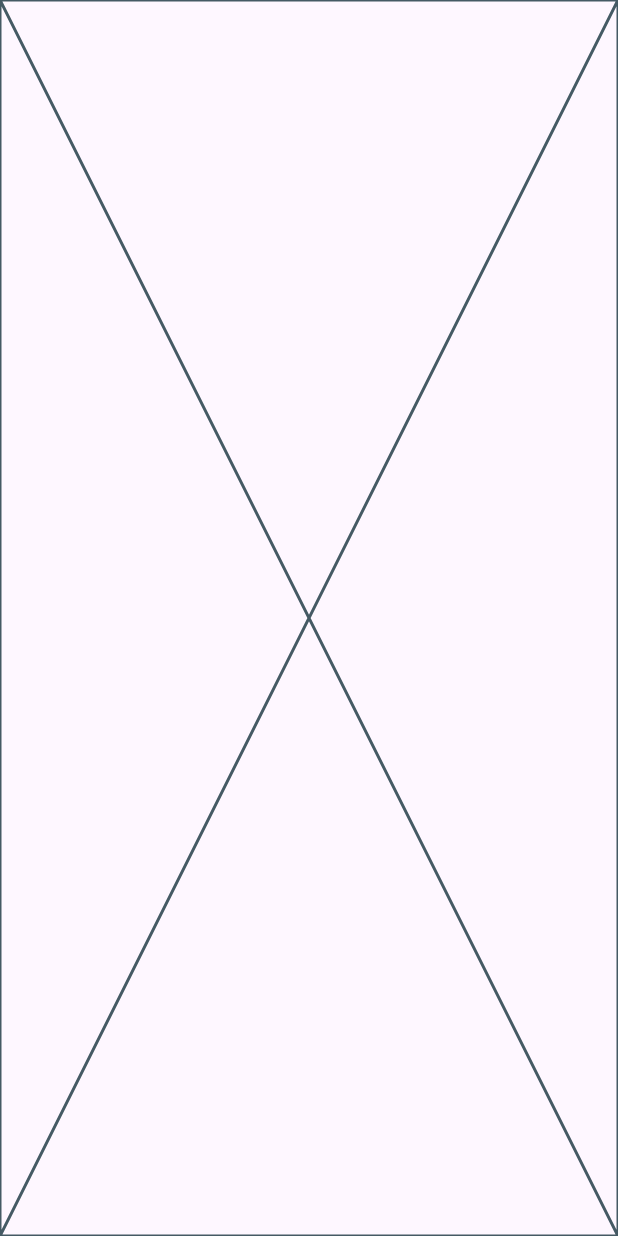
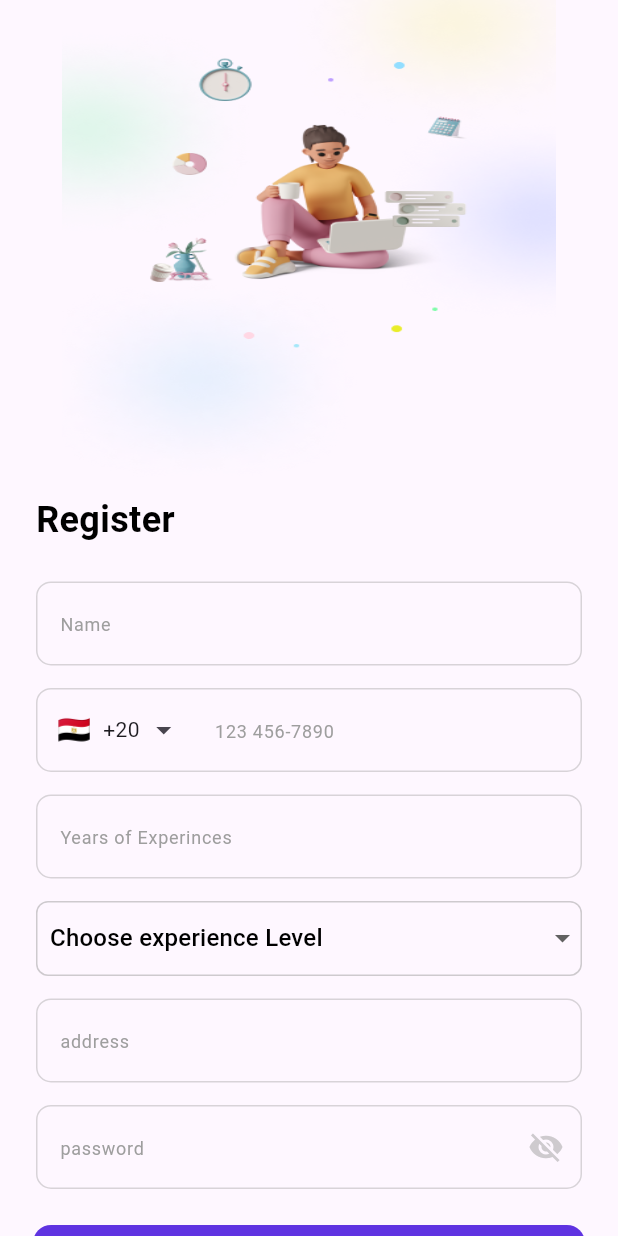
Before and after one commit to amrnooour/todo_task_app, a Flutter app: the screen it shows after launch, after a tap on "Let’s Start", after a tap on "Sign in", after a tap on "Sign Up here", on a phone screen of 412 x 824 dp. Run offline on Flutter 3.47's test engine with Material 3 defaults, Android fonts, the phone set to English and light mode, and no system bars; drawn by our look-alikes of intl_phone_field; our stand-ins replace dartz, dio, flutter_bloc, go_router.

Commit message:
finish auth

```diff
--- a/lib/core/router/app_router.dart
+++ b/lib/core/router/app_router.dart
@@ -6,7 +6,10 @@ import 'package:todo_app/core/services/dio_consumer.dart';
 import 'package:todo_app/features/auth/signin/data/repos/signin_repo.dart';
 import 'package:todo_app/features/auth/signin/presentation/cubit/signin_cubit.dart';
 import 'package:todo_app/features/auth/signin/presentation/views/signin.dart';
+import 'package:todo_app/features/auth/signup/data/repos/signup_repo.dart';
+import 'package:todo_app/features/auth/signup/presentation/cubit/signup_cubit.dart';
 import 'package:todo_app/features/auth/signup/presentation/views/signup.dart';
+import 'package:todo_app/features/home/presentation/views/home.dart';
 import 'package:todo_app/features/onboarding/views/onboarding.dart';
 import 'package:todo_app/features/splash/splash.dart';
 
@@ -17,7 +20,15 @@ final GoRouter router = GoRouter(routes: [
     create: (context) => SigninCubit(SigninRepo(dioConsumer: DioConsumer(dio: Dio()))),
     child: const Signin()),),
   GoRoute(path: RoutesName.onboardingRoute , builder: (context, state) => const Onboarding(),),
-  GoRoute(path: RoutesName.signupRoute , builder: (context, state) => const Signup(),),
+  GoRoute(path: RoutesName.signupRoute , builder: (context, state) => MultiBlocProvider(
+    providers: [
+      BlocProvider(create: (context) => SigninCubit(SigninRepo(dioConsumer: DioConsumer(dio: Dio()))),),
+      BlocProvider(create: (context) => SignupCubit(SignupRepo(dioConsumer: DioConsumer(dio: Dio()))),)
+    ],
+    child: const Signup()),),
+
+  GoRoute(path: RoutesName.home , builder: (context, state) => const Home(),),
+
 
 
 ]);
--- a/lib/core/router/routes_name.dart
+++ b/lib/core/router/routes_name.dart
@@ -1,7 +1,10 @@
+
 abstract class RoutesName {
   static const signinRoute = "/Signin";
   static const onboardingRoute = "/onboarding";
   static const signupRoute = "/Signup";
+  static const home = "/home";
+
 
 
 }
--- a/lib/core/services/end_points.dart
+++ b/lib/core/services/end_points.dart
@@ -1,4 +1,5 @@
 abstract class EndPoints {
   static const baseUrl = "https://todo.iraqsapp.com";
   static const login = "/auth/login";
+  static const register = "/auth/register";
 }
--- a/lib/core/shared_widget/custom_image.dart
+++ b/lib/core/shared_widget/custom_image.dart
@@ -2,12 +2,17 @@ import 'package:flutter/material.dart';
 import 'package:todo_app/core/constants/app_assets.dart';
 
 class CustomImage extends StatelessWidget {
-  const CustomImage({super.key});
+  final double h;
+  final double w;
+  final BoxFit? fit;
+
+
+  const CustomImage({super.key, required this.h,this.fit, required this.w});
 
   @override
   Widget build(BuildContext context) {
     double height = MediaQuery.of(context).size.height;
     double width = MediaQuery.of(context).size.width;
-    return Image.asset(AppAssets.loginImage,height: height*0.6,width: width);
+    return Image.asset(AppAssets.loginImage,height: height*h,width: width*w,fit: fit??BoxFit.none,);
   }
 }
--- a/lib/features/auth/signin/presentation/views/widgets/custom_phone_text_field.dart
+++ b/lib/features/auth/signin/presentation/views/widgets/custom_phone_text_field.dart
@@ -14,7 +14,6 @@ class CustomPhoneTextField extends StatelessWidget {
       child: IntlPhoneField(
         controller: controller,
         onChanged: onChanged,
-        autovalidateMode: AutovalidateMode.disabled,
         decoration: InputDecoration(
           hintText: "123 456-7890",
           hintStyle: const TextStyle(color: Colors.grey,fontSize: 12),
--- a/lib/features/auth/signin/presentation/views/widgets/signin_body.dart
+++ b/lib/features/auth/signin/presentation/views/widgets/signin_body.dart
@@ -1,5 +1,7 @@
 import 'package:flutter/material.dart';
 import 'package:flutter_bloc/flutter_bloc.dart';
+import 'package:todo_app/core/router/navigation.dart';
+import 'package:todo_app/core/router/routes_name.dart';
 import 'package:todo_app/core/shared_widget/custom_button.dart';
 import 'package:todo_app/core/shared_widget/custom_image.dart';
 import 'package:todo_app/core/theme/app_styles.dart';
@@ -15,11 +17,12 @@ class SigninBody extends StatelessWidget {
   @override
   Widget build(BuildContext context) {
     SigninCubit cubit = context.read();
+    var key = GlobalKey<FormState>();
     return SingleChildScrollView(
       child: BlocConsumer<SigninCubit,SigninStates>(
         listener: (context, state) {
           if (state is SuccessSignin) {
-                  //customReplacementNavigate(context, RoutesNames.home);
+                  customReplacementNavigation(context, RoutesName.home);
                   const Text("Success");
                 } else if (state is FailureSignin) {
                   var snackbar = SnackBar(
@@ -30,10 +33,12 @@ class SigninBody extends StatelessWidget {
                 }
         },
         builder: (context, state) {
-          return Column(
+          return Form(
+            key: key,
+            child: Column(
             crossAxisAlignment: CrossAxisAlignment.start,
             children: [
-            const CustomImage(),
+              const CustomImage(h: .6,w: 1,),
               const Padding(
                 padding: EdgeInsets.symmetric(horizontal: 24),
                 child: Text("Login",style: AppStyles.blackSize24Weight700),
@@ -46,12 +51,15 @@ class SigninBody extends StatelessWidget {
               state is LoadingSignin?const Center(child: CircularProgressIndicator(),)
               :CustomButton(
                 onTap: (){
+                  if(key.currentState!.validate()){
                     cubit.login();
+                  }
                 },
                 widget: const Text("Sign in",style: AppStyles.whiteSize19Weight700,)),
               const SizedBox(height: 24,),
               const DonotHaveAnAccount()
             ],
+                    ),
           );
         },
       ),
--- /dev/null
+++ b/lib/features/auth/signup/data/repos/signup_repo.dart
@@ -0,0 +1,26 @@
+import 'package:dartz/dartz.dart';
+import 'package:todo_app/core/errors/exception.dart';
+import 'package:todo_app/core/services/dio_consumer.dart';
+import 'package:todo_app/core/services/end_points.dart';
+import 'package:todo_app/features/auth/signin/data/models/signin_model.dart';
+
+class SignupRepo {
+  final DioConsumer dioConsumer;
+  SignupRepo({required this.dioConsumer});
+
+  Future<Either> register(String phone,String password,String name) async{
+    try{
+      final response = await dioConsumer.post(EndPoints.register,data: {
+        "phone" : "+20$phone",
+        "password" : password,
+        "displayName" : name
+      });
+      final user = SigninModel.fromJson(response);
+      return right(user);
+    }on ServerException catch(e){
+      return left(e.errorModel.message);
+    }
+  }
+
+
+}
--- /dev/null
+++ b/lib/features/auth/signup/presentation/cubit/signup_cubit.dart
@@ -0,0 +1,26 @@
+import 'package:flutter/material.dart';
+import 'package:flutter_bloc/flutter_bloc.dart';
+import 'package:todo_app/features/auth/signup/data/repos/signup_repo.dart';
+import 'package:todo_app/features/auth/signup/presentation/cubit/signup_states.dart';
+
+class SignupCubit extends Cubit<SignupStates>{
+  final SignupRepo signupRepo;
+  SignupCubit(this.signupRepo) : super(InialSignupStates());
+
+  String? selectedValue;
+  TextEditingController phone= TextEditingController();
+  TextEditingController password= TextEditingController();
+  TextEditingController name = TextEditingController();
+
+  changeDropDownButton(String newValue){
+    selectedValue = newValue;
+    emit(ChandeDropDownButton());
+  }
+
+  register() async{
+    emit(LoadingSignupStates());
+    final response = await signupRepo.register(phone.text, password.text, name.text);
+    response.fold((error)=>emit(FailureSignupStates(errorMessage: error))
+    ,(success)=>emit(SuccessSignupStates()));
+  }
+}
--- /dev/null
+++ b/lib/features/auth/signup/presentation/cubit/signup_states.dart
@@ -0,0 +1,11 @@
+abstract class SignupStates {}
+class InialSignupStates extends SignupStates{}
+class ChandeDropDownButton extends SignupStates{}
+class LoadingSignupStates extends SignupStates{}
+class SuccessSignupStates extends SignupStates{}
+class FailureSignupStates extends SignupStates{
+  final String errorMessage;
+
+  FailureSignupStates({required this.errorMessage});
+
+}
--- a/lib/features/auth/signup/presentation/views/signup.dart
+++ b/lib/features/auth/signup/presentation/views/signup.dart
@@ -1,5 +1,5 @@
 import 'package:flutter/material.dart';
-import 'package:todo_app/features/auth/signup/presentation/views/signup_body.dart';
+import 'package:todo_app/features/auth/signup/presentation/views/widgets/signup_body.dart';
 
 class Signup extends StatelessWidget {
   const Signup({super.key});
--- /dev/null
+++ b/lib/features/auth/signup/presentation/views/widgets/already_have_an_account.dart
@@ -0,0 +1,24 @@
+import 'package:flutter/material.dart';
+import 'package:todo_app/core/router/navigation.dart';
+import 'package:todo_app/core/router/routes_name.dart';
+import 'package:todo_app/core/theme/app_colors.dart';
+import 'package:todo_app/core/theme/app_styles.dart';
+
+class AlreadyHaveAnAccount extends StatelessWidget {
+  const AlreadyHaveAnAccount({super.key});
+
+  @override
+  Widget build(BuildContext context) {
+    return Padding(
+      padding: const EdgeInsets.symmetric(horizontal: 50),
+      child: Row(children: [
+        Text("Already have any account?  ",
+        style: AppStyles.blackSize14Weight400.copyWith(color: Colors.grey),),
+        TextButton(onPressed: (){
+          customNavigation(context, RoutesName.signinRoute);
+        }, child: Text("Sign in here",
+        style: AppStyles.blackSize14Weight400.copyWith(color: AppColors.primaryColor),))
+      ],),
+    );
+  }
+}
--- /dev/null
+++ b/lib/features/auth/signup/presentation/views/widgets/custom_drop_button.dart
@@ -0,0 +1,46 @@
+import 'package:flutter/material.dart';
+import 'package:flutter_bloc/flutter_bloc.dart';
+import 'package:todo_app/features/auth/signup/presentation/cubit/signup_cubit.dart';
+import 'package:todo_app/features/auth/signup/presentation/cubit/signup_states.dart';
+
+class CustomDropButton extends StatelessWidget {
+  const CustomDropButton({super.key});
+
+  @override
+  Widget build(BuildContext context) {
+    SignupCubit cubit = context.read();
+    return Padding(
+      padding: const EdgeInsets.symmetric(horizontal: 24),
+      child: BlocBuilder<SignupCubit,SignupStates>(
+        builder: (context, state) {
+          return Container(
+              decoration: BoxDecoration(
+                border: Border.all(color: Colors.grey.withOpacity(.5)),
+                borderRadius: BorderRadius.circular(8),
+              ),
+              child: DropdownButton<String>(
+                value: cubit.selectedValue,
+                hint: const Text(
+                  "  Choose experience Level",
+                  style: TextStyle(color: Colors.black),
+                ),
+                isExpanded: true,
+                underline: const SizedBox(),
+                icon: const Icon(Icons.arrow_drop_down),
+                items: <String>['  Beginner', '  Intermediate', '  Advanced']
+                    .map((String value) {
+                  return DropdownMenuItem<String>(
+                    value: value,
+                    child: Text(value),
+                  );
+                }).toList(),
+                onChanged: (newValue) {
+                  cubit.changeDropDownButton(newValue!);
+                },
+              ),
+            );
+        },
+      ),
+    );
+  }
+}
--- /dev/null
+++ b/lib/features/auth/signup/presentation/views/widgets/signup_body.dart
@@ -0,0 +1,80 @@
+import 'package:flutter/material.dart';
+import 'package:flutter_bloc/flutter_bloc.dart';
+import 'package:todo_app/core/router/navigation.dart';
+import 'package:todo_app/core/router/routes_name.dart';
+import 'package:todo_app/core/shared_widget/custom_button.dart';
+import 'package:todo_app/core/shared_widget/custom_image.dart';
+import 'package:todo_app/core/theme/app_styles.dart';
+import 'package:todo_app/features/auth/signin/presentation/views/widgets/custom_phone_text_field.dart';
+import 'package:todo_app/features/auth/signin/presentation/views/widgets/custom_text_field.dart';
+import 'package:todo_app/features/auth/signin/presentation/views/widgets/password_text_field.dart';
+import 'package:todo_app/features/auth/signup/presentation/cubit/signup_cubit.dart';
+import 'package:todo_app/features/auth/signup/presentation/cubit/signup_states.dart';
+import 'package:todo_app/features/auth/signup/presentation/views/widgets/already_have_an_account.dart';
+import 'package:todo_app/features/auth/signup/presentation/views/widgets/custom_drop_button.dart';
+
+class SignupBody extends StatelessWidget {
+  const SignupBody({super.key});
+
+  @override
+  Widget build(BuildContext context) {
+
+    SignupCubit cubit = context.read();
+    var key = GlobalKey<FormState>();
+
+    return SingleChildScrollView(
+      child: Form(
+        key: key,
+        child: BlocConsumer<SignupCubit,SignupStates>(
+          listener: (context, state) {
+            if (state is SuccessSignupStates) {
+                  customReplacementNavigation(context, RoutesName.home);
+                  const Text("Success");
+                } else if (state is FailureSignupStates) {
+                  var snackbar = SnackBar(
+                    content: Text(state.errorMessage),
+                    behavior: SnackBarBehavior.floating,
+                  );
+                  ScaffoldMessenger.of(context).showSnackBar(snackbar);
+                }
+          },
+          builder: (context, state) {
+            return Column(
+            crossAxisAlignment: CrossAxisAlignment.start,
+            children: [
+              const Center(child: CustomImage(h: .4,w: .8,fit: BoxFit.fill,)),
+              const Padding(
+                padding: EdgeInsets.symmetric(horizontal: 24),
+                child: Text("Register",style: AppStyles.blackSize24Weight700,),
+              ),
+              const SizedBox(height: 24,),
+              CustomTextField(hint: "Name",controller: cubit.name,),
+              const SizedBox(height: 15,),
+              CustomPhoneTextField(controller: cubit.phone,),
+              const SizedBox(height: 15,),
+              const CustomTextField(hint: "Years of Experinces"),
+              const SizedBox(height: 15,),
+              const CustomDropButton(),
+              const SizedBox(height: 15,),
+              const CustomTextField(hint: "address"),
+              const SizedBox(height: 15,),
+              PasswordTextField(controller: cubit.password,),
+              const SizedBox(height: 24,),
+              state is LoadingSignupStates?const Center(child: CircularProgressIndicator(),)
+              :CustomButton(
+                onTap: (){
+                  if(key.currentState!.validate()){
+                    cubit.register();
+                  }
+                },
+                widget: const Text("Sign up",style: AppStyles.whiteSize19Weight700,)),
+              const SizedBox(height: 24,),
+              const AlreadyHaveAnAccount()
+            ],
+          );
+          },
+        ),
+      ),
+    );
+  }
+}
--- a/lib/features/auth/signup/presentation/views/signup_body.dart
+++ b/lib/features/home/presentation/views/widgets/home_body.dart
@@ -1,7 +1,7 @@
 import 'package:flutter/material.dart';
 
-class SignupBody extends StatelessWidget {
-  const SignupBody({super.key});
+class HomeBody extends StatelessWidget {
+  const HomeBody({super.key});
 
   @override
   Widget build(BuildContext context) {
--- a/lib/features/onboarding/views/widgets/onboarding_body.dart
+++ b/lib/features/onboarding/views/widgets/onboarding_body.dart
@@ -15,7 +15,7 @@ class OnboardingBody extends StatelessWidget {
       child: Column(
         children: [
           const SizedBox(height: 15,),
-          const CustomImage(),
+          const CustomImage(h: .6,w: 1,),
           const SizedBox(height: 24,),
           const Text("Task Management &",style: AppStyles.blackSize24Weight700,),
           const Text("To-Do List",style: AppStyles.blackSize24Weight700,),
```
Also changed, not shown: lib/features/auth/signup/data/models/signup_model.dart (added, +19 -0 lines), lib/features/home/presentation/views/home.dart (added, +13 -0 lines). Lines whose indentation alone changed are shown as unchanged.
